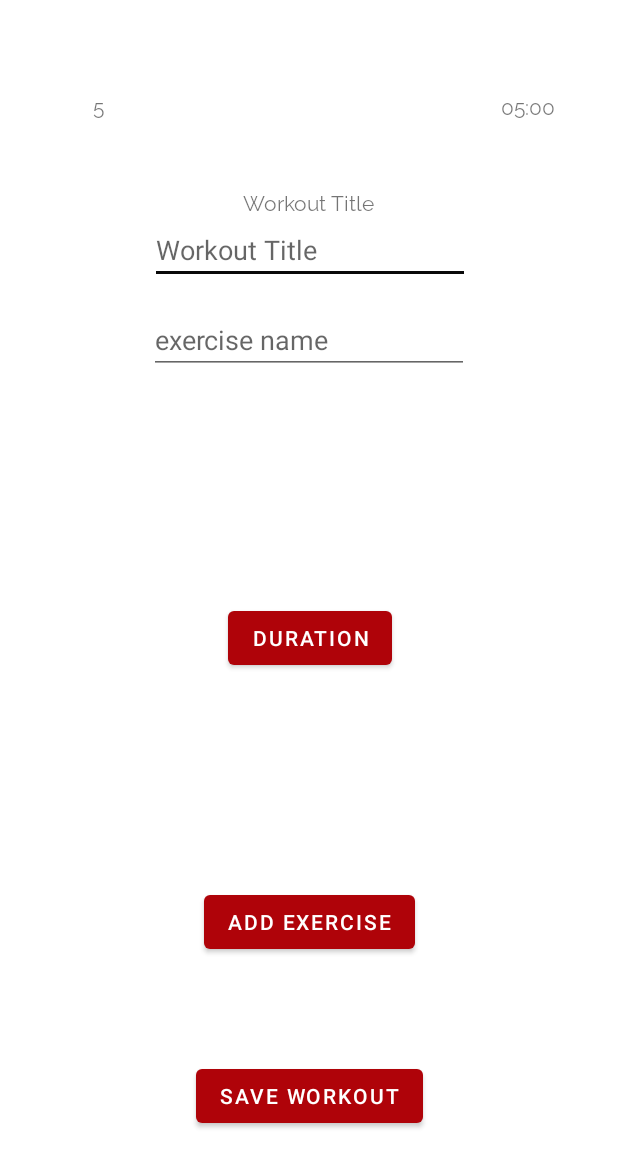
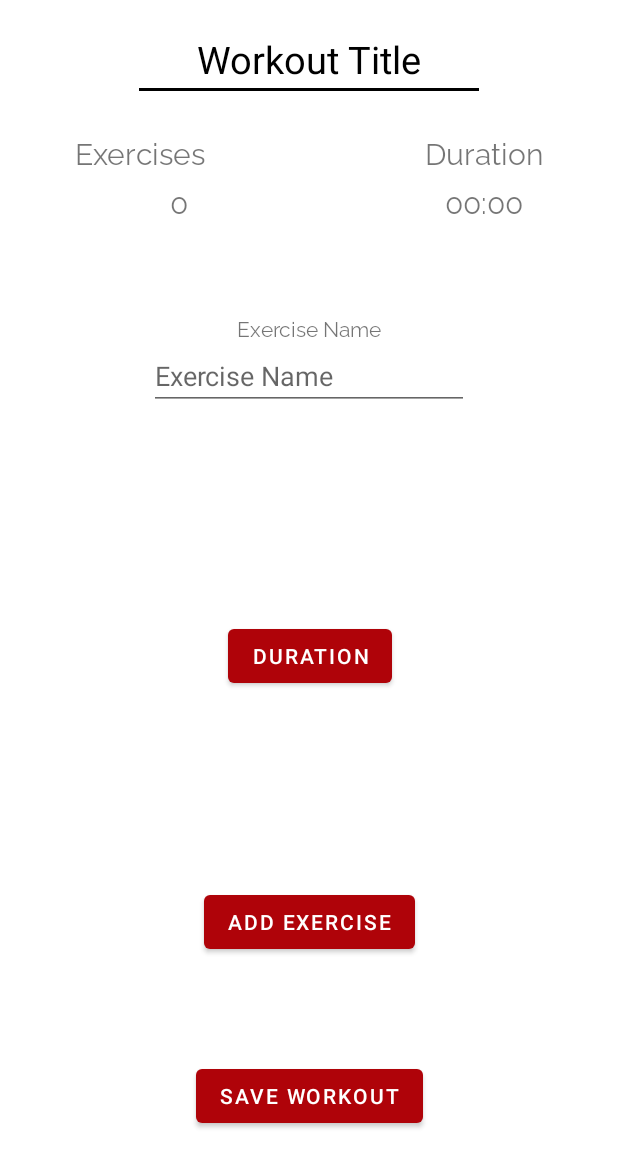
Before and after one commit to D-Kennedy98/WorkoutTimer, an Android app: the CreateWorkoutActivity screen opened directly, with no data from a screen before it, on a phone screen of 412 x 824 dp, the part 80-1236 px from its top. Run offline under Robolectric (Android 15) with nearby library versions, the phone set to English and light mode, and no system bars; 1 statement that could not run was skipped.

Commit message:
Implemented relative layout to display exercise/duration count for CreateWO activity.

```diff
--- a/app/src/main/java/com/dk/workouttimer/activities/CreateWorkoutActivity.java
+++ b/app/src/main/java/com/dk/workouttimer/activities/CreateWorkoutActivity.java
@@ -19,7 +19,7 @@ import android.widget.Toast;
 
 import com.dk.workouttimer.App;
 import com.dk.workouttimer.R;
-import com.dk.workouttimer.TimeFormatConverter;
+import com.dk.workouttimer.utilities.TimeFormatConverter;
 import com.dk.workouttimer.fragment.DurationDialogFragment;
 import com.dk.workouttimer.models.Exercise;
 import com.dk.workouttimer.models.Workout;
@@ -120,7 +120,7 @@ public class CreateWorkoutActivity extends AppCompatActivity {
                     mExerciseArrayList.add(new Exercise(name, mExerciseDuration));
                     Toast.makeText(CreateWorkoutActivity.this, R.string.exercise_added, Toast.LENGTH_SHORT).show();
                     mExercisesCountTxt.setText(String.valueOf(mExerciseArrayList.size()));
-                    mDurationCountTxt.setText(new TimeFormatConverter().convertSecondsTime(calcTotalDuration(mExerciseArrayList)));
+                    mDurationCountTxt.setText(TimeFormatConverter.convertSecondsTime(calcTotalDuration(mExerciseArrayList)));
                     mNameInput.getText().clear();
                     mExerciseDuration = 0;
                 }
--- a/app/src/main/java/com/dk/workouttimer/activities/TimerActivity.java
+++ b/app/src/main/java/com/dk/workouttimer/activities/TimerActivity.java
@@ -17,7 +17,7 @@ import android.widget.ImageView;
 import android.widget.TextView;
 
 import com.dk.workouttimer.R;
-import com.dk.workouttimer.TimeFormatConverter;
+import com.dk.workouttimer.utilities.TimeFormatConverter;
 import com.dk.workouttimer.models.Exercise;
 import com.dk.workouttimer.models.Workout;
 
@@ -160,7 +160,7 @@ public class TimerActivity extends AppCompatActivity {
         updateNextExerciseTxt();
 
         // Set timer value to duration of first exercise.
-        mTimerValueTxt.setText(new TimeFormatConverter().convertSecondsTime(mFirstDuration));
+        mTimerValueTxt.setText(TimeFormatConverter.convertSecondsTime(mFirstDuration));
     }
 
     /**
@@ -228,7 +228,7 @@ public class TimerActivity extends AppCompatActivity {
              */
             @Override
             public void onTick(long millisUntilFinished) {
-                mTimerValueTxt.setText(new TimeFormatConverter().convertMilliTime(millisUntilFinished));
+                mTimerValueTxt.setText(TimeFormatConverter.convertMilliTime(millisUntilFinished));
                 updateCurrentExerciseTxt();
                 updateNextExerciseTxt();
                 mMillisRemaining = millisUntilFinished;
@@ -285,7 +285,7 @@ public class TimerActivity extends AppCompatActivity {
         sOnFinishCount = 0;
         pauseTimer();
         mMillisRemaining = mFirstDuration * CONVERT_MILLIS_SECONDS;
-        mTimerValueTxt.setText(new TimeFormatConverter().convertSecondsTime(mFirstDuration));
+        mTimerValueTxt.setText(TimeFormatConverter.convertSecondsTime(mFirstDuration));
         updateCurrentExerciseTxt();
         updateNextExerciseTxt();
         mStopBtn.setText(R.string.stop);
--- a/app/src/main/java/com/dk/workouttimer/adapter/RecyclerAdapter.java
+++ b/app/src/main/java/com/dk/workouttimer/adapter/RecyclerAdapter.java
@@ -12,7 +12,7 @@ import android.view.ViewGroup;
 import android.widget.TextView;
 
 import com.dk.workouttimer.R;
-import com.dk.workouttimer.TimeFormatConverter;
+import com.dk.workouttimer.utilities.TimeFormatConverter;
 import com.dk.workouttimer.models.Workout;
 
 import androidx.annotation.NonNull;
@@ -77,7 +77,7 @@ public class RecyclerAdapter extends RecyclerView.Adapter<RecyclerAdapter.ViewHo
         Workout workout = mWorkoutArrayList.get(position);
         holder.workoutTitle.setText(workout.getTitle());
         holder.duration.setText(String.format(Locale.getDefault(),
-                "Duration: %s", new TimeFormatConverter().convertSecondsTime(workout.getTotalDuration())));
+                "Duration: %s", TimeFormatConverter.convertSecondsTime(workout.getTotalDuration())));
         holder.numberExercises.setText(String.format(Locale.getDefault(),
                 "Exercises: %d", workout.getNoExercises()));
     }
--- a/app/src/main/java/com/dk/workouttimer/TimeFormatConverter.java
+++ b/app/src/main/java/com/dk/workouttimer/utilities/TimeFormatConverter.java
@@ -4,7 +4,7 @@
  * to the format mm:ss for cleaner UI display.
  */
 
-package com.dk.workouttimer;
+package com.dk.workouttimer.utilities;
 
 import java.util.Locale;
 
@@ -16,7 +16,7 @@ public class TimeFormatConverter {
      * @param time Time being converted in milli seconds.
      * @return Time in string format of ss:mm.
      */
-    public String convertMilliTime(long time) {
+    public static String convertMilliTime(long time) {
         int mins = (int) (time / 1000) / 60;
         int secs = (int) (time / 1000) % 60;
         return String.format(Locale.getDefault(), "%02d:%02d", mins, secs);
@@ -28,7 +28,7 @@ public class TimeFormatConverter {
      * @param time Time being converted.
      * @return String of time in format ss:mm.
      */
-    public String convertSecondsTime(long time) {
+    public static String convertSecondsTime(long time) {
         int mins = (int) time / 60;
         int secs = (int) time % 60;
         return  String.format(Locale.getDefault(), "%02d:%02d", mins, secs);
--- a/app/src/main/res/layout/activity_create_workout.xml
+++ b/app/src/main/res/layout/activity_create_workout.xml
@@ -46,46 +46,139 @@
 
     </RelativeLayout>
 
+    <!--    <TextView-->
+<!--        android:layout_width="wrap_content"-->
+<!--        android:layout_height="wrap_content"-->
+<!--        android:layout_marginBottom="4dp"-->
+<!--        android:text="@string/exercises"-->
+<!--        android:textSize="20sp"-->
+<!--        app:layout_constraintBottom_toTopOf="@+id/exercises_count_txt"-->
+<!--        app:layout_constraintEnd_toEndOf="parent"-->
+<!--        app:layout_constraintHorizontal_bias="0.127"-->
+<!--        app:layout_constraintStart_toStartOf="parent" />-->
+
+<!--    <TextView-->
+<!--        android:id="@+id/exercises_count_txt"-->
+<!--        android:layout_width="wrap_content"-->
+<!--        android:layout_height="wrap_content"-->
+<!--        android:layout_marginTop="132dp"-->
+<!--        android:text="5"-->
+<!--        android:textSize="20sp"-->
+<!--        app:layout_constraintEnd_toEndOf="parent"-->
+<!--        app:layout_constraintHorizontal_bias="0.184"-->
+<!--        app:layout_constraintStart_toStartOf="parent"-->
+<!--        app:layout_constraintTop_toBottomOf="@+id/header" />-->
+
+    <!--    <TextView-->
+<!--        android:id="@+id/textView"-->
+<!--        android:layout_width="wrap_content"-->
+<!--        android:layout_height="wrap_content"-->
+<!--        android:layout_marginBottom="4dp"-->
+<!--        android:text="@string/duration"-->
+<!--        app:layout_constraintBottom_toTopOf="@+id/duration_count_txt"-->
+<!--        app:layout_constraintEnd_toEndOf="parent"-->
+<!--        app:layout_constraintHorizontal_bias="0.914"-->
+<!--        app:layout_constraintStart_toStartOf="parent" />-->
+
+<!--    <TextView-->
+<!--        android:id="@+id/duration_count_txt"-->
+<!--        android:layout_width="wrap_content"-->
+<!--        android:layout_height="wrap_content"-->
+<!--        android:layout_marginTop="132dp"-->
+<!--        android:text="05:00"-->
+<!--        app:layout_constraintEnd_toEndOf="parent"-->
+<!--        app:layout_constraintHorizontal_bias="0.888"-->
+<!--        app:layout_constraintStart_toStartOf="parent"-->
+<!--        app:layout_constraintTop_toBottomOf="@+id/header" />-->
+
+    <RelativeLayout
+        android:id="@+id/workout_count_relative"
+        android:layout_width="match_parent"
+        android:layout_height="wrap_content"
+        android:layout_marginTop="140dp"
+        app:layout_constraintStart_toStartOf="parent"
+        app:layout_constraintTop_toTopOf="parent">
+
+        <TextView
+            android:id="@+id/exercises_count_title"
+            android:layout_width="wrap_content"
+            android:layout_height="wrap_content"
+            android:layout_alignParentStart="true"
+            android:layout_marginStart="50dp"
+            android:layout_marginEnd="94dp"
+            android:layout_toStartOf="@+id/duration_count_title"
+            android:text="@string/exercises"
+            android:textSize="20sp" />
 
         <TextView
             android:id="@+id/exercises_count_txt"
             android:layout_width="wrap_content"
             android:layout_height="wrap_content"
-        android:layout_marginTop="60dp"
-        android:text="5"
-        app:layout_constraintEnd_toEndOf="parent"
-        app:layout_constraintHorizontal_bias="0.154"
-        app:layout_constraintStart_toStartOf="parent"
-        app:layout_constraintTop_toBottomOf="@+id/header" />
+            android:layout_below="@id/exercises_count_title"
+            android:layout_alignStart="@+id/exercises_count_title"
+            android:layout_alignEnd="@+id/exercises_count_title"
+            android:layout_marginTop="4dp"
+            android:gravity="center"
+            android:text="@string/_0"
+            android:textSize="20sp" />
+
+
+        <TextView
+            android:id="@+id/duration_count_title"
+            android:layout_width="wrap_content"
+            android:layout_height="wrap_content"
+            android:layout_marginEnd="50dp"
+            android:text="@string/duration"
+            android:textSize="20sp"
+            android:layout_alignParentEnd="true"
+         />
 
         <TextView
             android:id="@+id/duration_count_txt"
             android:layout_width="wrap_content"
             android:layout_height="wrap_content"
-        android:layout_marginTop="60dp"
-        android:text="05:00"
-        app:layout_constraintEnd_toEndOf="parent"
-        app:layout_constraintHorizontal_bias="0.888"
-        app:layout_constraintStart_toStartOf="parent"
-        app:layout_constraintTop_toBottomOf="@+id/header" />
+            android:layout_below="@id/exercises_count_title"
+            android:layout_alignStart="@+id/duration_count_title"
+            android:layout_alignEnd="@+id/duration_count_title"
+            android:layout_marginTop="4dp"
+            android:gravity="center"
+            android:text="@string/_0min"
+            android:textSize="20sp"
+            />
+
+
+    </RelativeLayout>
 
     <EditText
         android:id="@+id/workout_title_input"
         android:layout_width="wrap_content"
         android:layout_height="wrap_content"
-        android:ems="10"
+        android:layout_marginTop="12dp"
+        android:backgroundTint="@color/black"
+        android:ems="8"
         android:hint="@string/workout_title"
         android:inputType="text"
+        android:textAlignment="center"
+        android:textColor="@color/black"
+        android:textColorHint="@color/black"
+        android:textSize="25sp"
         app:layout_constraintEnd_toEndOf="parent"
-        app:layout_constraintHorizontal_bias="0.503"
         app:layout_constraintStart_toStartOf="parent"
-        app:layout_constraintTop_toBottomOf="@+id/workout_title_input_label" />
+        app:layout_constraintTop_toBottomOf="@+id/header" />
+
+    <TextView
+        android:layout_width="wrap_content"
+        android:layout_height="wrap_content"
+        android:text="@string/exercise_name"
+        app:layout_constraintBottom_toTopOf="@+id/name_input"
+        app:layout_constraintEnd_toEndOf="parent"
+        app:layout_constraintStart_toStartOf="parent" />
 
     <EditText
         android:id="@+id/name_input"
         android:layout_width="wrap_content"
         android:layout_height="wrap_content"
-        android:layout_marginTop="204dp"
+        android:layout_marginTop="228dp"
         android:ems="10"
         android:hint="@string/exercise_name"
         android:inputType="text"
@@ -116,17 +209,6 @@
         app:layout_constraintEnd_toEndOf="parent"
         app:layout_constraintStart_toStartOf="parent" />
 
-    <TextView
-        android:id="@+id/workout_title_input_label"
-        android:layout_width="wrap_content"
-        android:layout_height="wrap_content"
-        android:layout_marginTop="124dp"
-        android:text="@string/workout_title"
-        app:layout_constraintEnd_toEndOf="parent"
-        app:layout_constraintHorizontal_bias="0.501"
-        app:layout_constraintStart_toStartOf="parent"
-        app:layout_constraintTop_toBottomOf="@+id/header" />
-
     <Button
         android:id="@+id/save_btn"
         android:layout_width="wrap_content"
--- a/app/src/main/res/layout/workout_grid_layout.xml
+++ b/app/src/main/res/layout/workout_grid_layout.xml
@@ -57,7 +57,7 @@
                 android:layout_height="18dp"
                 android:layout_gravity="center_horizontal"
                 android:gravity="center_vertical"
-                android:text="@string/exercises"
+                android:text="@string/exercises_5"
                 android:textColor="@color/black"
                 android:textSize="14sp"
                 app:layout_constraintBottom_toTopOf="@+id/workout_duration_txt"
--- a/app/src/main/res/values/strings.xml
+++ b/app/src/main/res/values/strings.xml
@@ -8,7 +8,7 @@
     <string name="create_button">Create Button</string>
     <string name="enter_workout_duration">seconds</string>
     <string name="duration_mmss">Duration: 15:00</string>
-    <string name="exercises">Exercises: 5</string>
+    <string name="exercises_5">Exercises: 5</string>
     <string name="final_exercise">Final Exercise</string>
     <string name="image_of_workout">Image of exercise</string>
     <string name="information_button">Information Button</string>
@@ -46,7 +46,7 @@
     <string name="add_exercise">Add Exercise</string>
     <string name="workout_title">Workout Title</string>
     <string name="exercise_duration">exercise duration</string>
-    <string name="exercise_name">exercise name</string>
+    <string name="exercise_name">Exercise Name</string>
     <string name="duration_x">Duration</string>
     <string name="number_of_exercises">No. exercises</string>
     <string name="save_workout">Save Workout</string>
@@ -64,6 +64,9 @@
     <string name="total_duration_exceeds">Total workout duration now exceeds the max workout duration (3 hours).\nEnter a shorter duration!"</string>
     <string name="workout_contain_exercise">Workout must contain at least 1 exercise!</string>
     <string name="workout_title_exceed">Workout title must not exceed 35 characters</string>
+    <string name="exercises">Exercises</string>
+    <string name="_0min">00:00</string>
+    <string name="_0">0</string>
 
 
 </resources>
```
Lines whose indentation alone changed are shown as unchanged.
